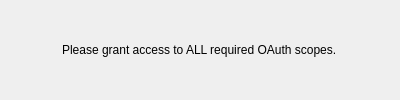
someretical/TheoreticalDiary, file promptauth.ui: the form before one commit.
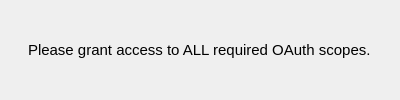
The form after the commit.

```diff
--- a/promptauth.ui
+++ b/promptauth.ui
@@ -43,6 +43,11 @@
    </property>
    <item alignment="Qt::AlignHCenter|Qt::AlignVCenter">
     <widget class="QLabel" name="label">
+     <property name="font">
+      <font>
+       <pointsize>11</pointsize>
+      </font>
+     </property>
      <property name="text">
       <string>Please grant access to ALL required OAuth scopes.</string>
      </property>
```
